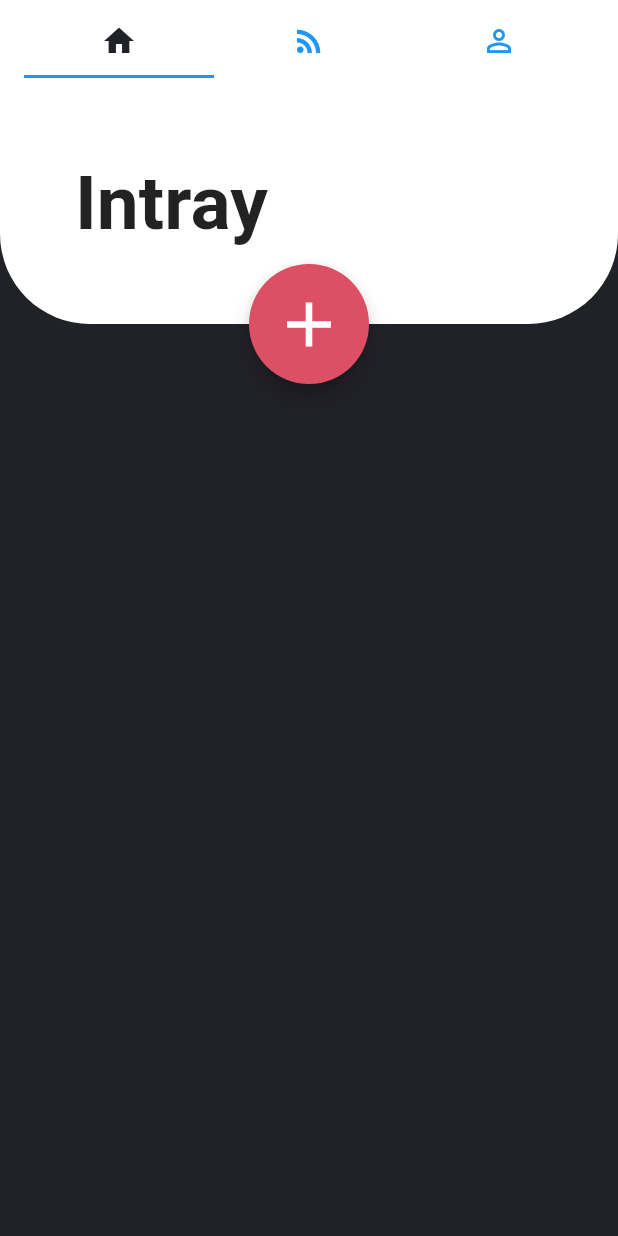
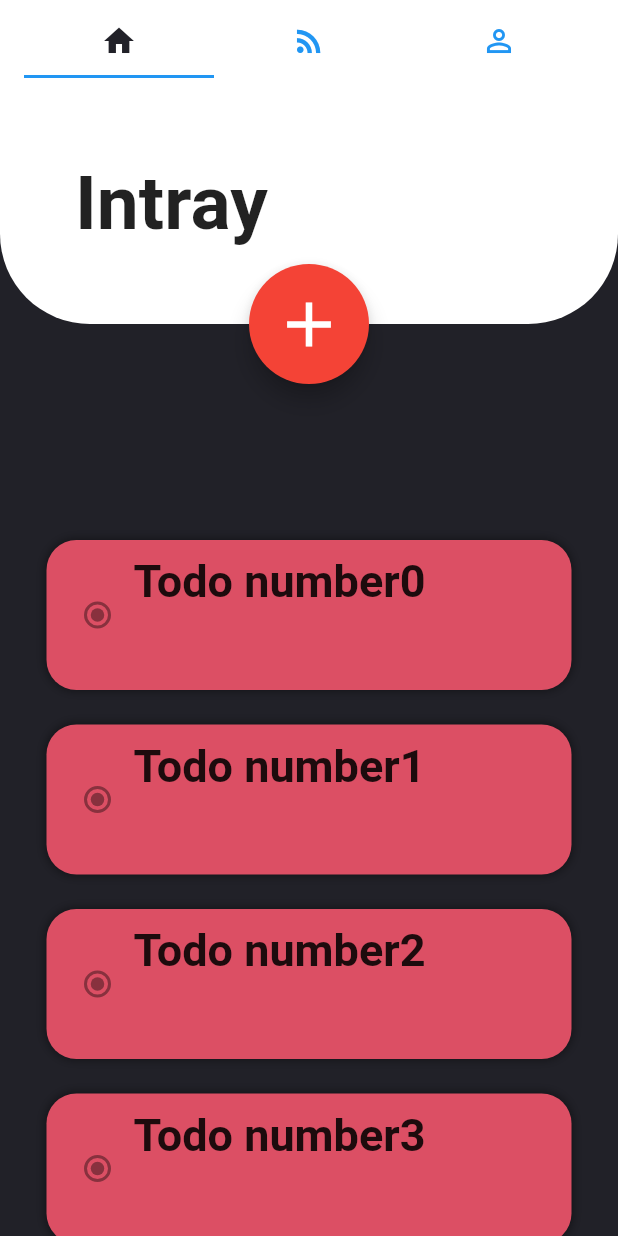
Before and after one commit to mohammad-adk/todo_app, a Flutter app: the screen it shows after launch, on a phone screen of 412 x 824 dp. Run offline on Flutter 3.47's test engine with Material 2 defaults, Android fonts, the phone set to English and light mode, and no system bars; Roboto replaces fonts that are missing (Avenir).

Commit message:
Create list of tasks #3

```diff
--- /dev/null
+++ b/lib/UI/Intray_page/intray_page.dart
@@ -0,0 +1,67 @@
+import 'package:flutter/material.dart';
+import 'package:todo_app/models/classes/task.dart';
+import 'package:todo_app/models/global.dart';
+import 'package:todo_app/models/widgets/intray_todo_widget.dart';
+
+class IntrayPage extends StatefulWidget {
+  @override
+  _IntrayPageState createState() => _IntrayPageState();
+}
+
+class _IntrayPageState extends State<IntrayPage> {
+  List<Task> taskList = [];
+
+  @override
+  Widget build(BuildContext context) {
+    taskList = getList();
+    return Container(
+      color: darkGreyColor,
+      child: _buildReorderableListSimple(context, taskList)
+      );
+  }
+
+ Widget _buildListTile(BuildContext context, Task item) {
+    return ListTile(
+      key: Key(item.taskID.toString()),
+      title: IntrayTodo(
+        title: item.title,
+      ),
+    );
+  }
+
+  Widget _buildReorderableListSimple(
+    BuildContext context, List<Task> taskList) {
+    return Theme(
+      data: ThemeData(canvasColor: Colors.transparent),
+      child: ReorderableListView(
+        // handleSide: ReorderableListSimpleSide.Right,
+        // handleIcon: Icon(Icons.access_alarm),
+        padding: EdgeInsets.only(top: 300.0),
+        children:
+            taskList.map((Task item) => _buildListTile(context, item)).toList(),
+        onReorder: (oldIndex, newIndex) {
+          setState(() {
+            Task item = taskList[oldIndex];
+            taskList.remove(item);
+            taskList.insert(newIndex, item);
+          });
+        },
+      ),
+    );
+  }
+
+List<Task> getList(){
+  if (taskList.length != 0){
+    return taskList;
+  }
+  else{
+  for (int i = 0; i < 15 ; i++){
+    taskList.add(Task(
+      title: "Todo number" + i.toString(),
+       completed: false,
+        taskID: i.toString()));
+  }
+  return taskList;
+}
+}
+}
--- a/lib/main.dart
+++ b/lib/main.dart
@@ -1,4 +1,5 @@
 import 'package:flutter/material.dart';
+import 'package:todo_app/UI/Intray_page/intray_page.dart';
 import 'package:todo_app/models/global.dart';
 
 void main() => runApp(MyApp());
@@ -38,9 +39,7 @@
           body: Stack(children: <Widget>[
               TabBarView(
               children: [
-                new Container(
-                  color: darkGreyColor,
-                ),
+                IntrayPage(),
                 new Container(color: Colors.blueGrey,),
                 new Container(
                   color: Colors.lightBlue,
@@ -69,7 +68,7 @@
             width: 80,
             height: 80,
               child: FloatingActionButton(
-                backgroundColor: redColor,
+                backgroundColor: Colors.red,
                 onPressed: (){},
                 child: Icon(Icons.add , size: 50,),
               ),
--- /dev/null
+++ b/lib/models/classes/task.dart
@@ -0,0 +1,15 @@
+
+
+class Task{
+  String title;
+  String taskID;
+  String notes;
+  String repeats;
+  List<Task> tasks;
+  List<DateTime> reminders;
+  DateTime timeToComplete;
+  DateTime deadLine;
+  bool completed;
+
+  Task({this.title, this.completed, this.taskID});
+}
--- a/lib/models/global.dart
+++ b/lib/models/global.dart
@@ -5,3 +5,6 @@
 
 TextStyle intrayTitleTextStyle = new TextStyle(
   fontFamily: "Avenir", fontWeight: FontWeight.bold,fontSize: 50 );
+
+  TextStyle darkTodoTitle = new TextStyle(
+  fontFamily: "Avenir", fontWeight: FontWeight.bold,fontSize: 30 );
--- /dev/null
+++ b/lib/models/widgets/intray_todo_widget.dart
@@ -0,0 +1,40 @@
+import 'package:flutter/material.dart';
+import 'package:todo_app/models/global.dart';
+
+
+class IntrayTodo extends StatelessWidget{
+  final String title;
+  IntrayTodo({this.title});
+  @override
+  Widget build(BuildContext context) {
+    return Container(
+      margin: EdgeInsets.only(bottom: 15, left: 15, right: 15),
+      padding: EdgeInsets.all(10),
+      height: 100,
+      width: 100,
+      decoration: BoxDecoration(
+      color: redColor,
+        borderRadius: BorderRadius.all(Radius.circular(20)),
+        boxShadow: [
+          new BoxShadow(
+            color: Colors.black.withOpacity(0.5),
+            blurRadius: 5,
+          )
+        ]
+      ),
+      child: Row(
+        children: <Widget>[
+          Radio(
+
+          ),
+          Column(
+            children: <Widget>[
+              Text(title, style: darkTodoTitle,)
+            ],
+          )
+        ],
+      ),
+    );
+  }
+
+}
```
